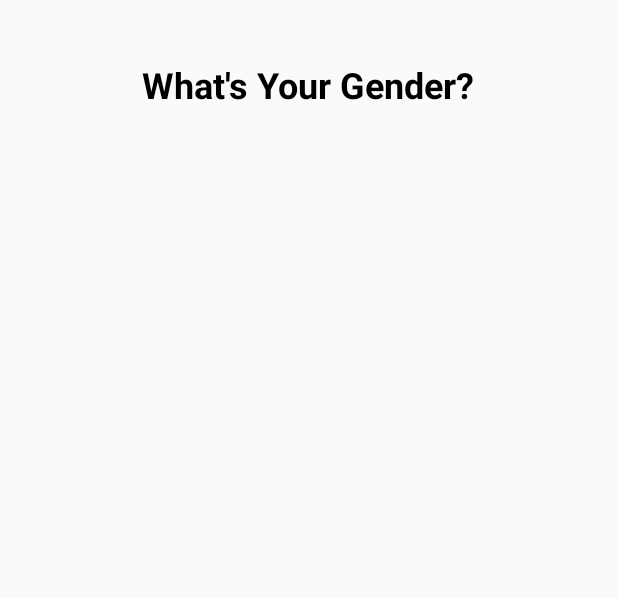
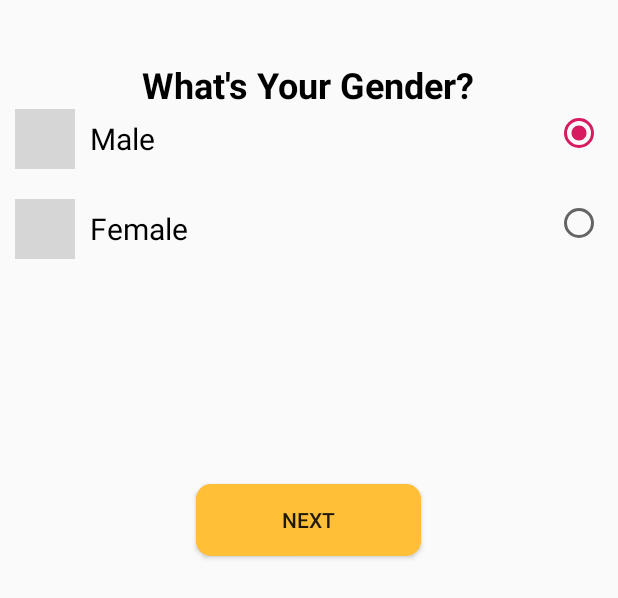
Before and after one commit to osamabutt1097/SeekhLoo, an Android app: the layout signup_frag_gender.xml on its own in the app's theme, with its tools: preview values and no code run, on a phone screen of 412 x 824 dp. Shown: the top 598 px of the screen. Run offline under Robolectric (Android 15) with nearby library versions, the light colour scheme and no system bars; grey boxes are pictures that could not be loaded.

Commit message:
signup xml with xml layout except email password birthday and gender :D

```diff
--- a/app/src/main/res/layout/signup_frag_gender.xml
+++ b/app/src/main/res/layout/signup_frag_gender.xml
@@ -11,8 +11,89 @@
         android:layout_gravity="center"
         android:layout_marginTop="40dp"
         android:textSize="24dp"
-        android:textStyle="bold"
+        android:textStyle   ="bold"
         android:textColor="@color/black"/>
 
+<LinearLayout
+    android:layout_width="match_parent"
+    android:layout_height="wrap_content"
+    android:layout_marginLeft="10dp"
+    android:layout_marginRight="10dp"
+    android:orientation="vertical">
+    <RadioGroup
+        android:id="@+id/radioSex"
+        android:layout_width="match_parent"
+        android:layout_height="wrap_content" >
 
+        <RelativeLayout
+            android:layout_width="match_parent"
+            android:layout_height="match_parent">
+
+            <ImageView
+                android:layout_width="40dp"
+                android:layout_height="40dp"
+                android:src="@drawable/male" />
+
+            <TextView
+                android:layout_width="wrap_content"
+                android:layout_height="wrap_content"
+                android:layout_marginLeft="50dp"
+                android:layout_marginTop="6dp"
+                android:text="Male"
+                android:textColor="@color/black"
+                android:textSize="20dp" />
+
+            <RadioButton
+                android:id="@+id/radioMale"
+                android:layout_width="wrap_content"
+                android:layout_height="wrap_content"
+                android:layout_alignParentRight="true"
+                android:checked="true"
+
+                />
+
+        </RelativeLayout>
+
+        <RelativeLayout
+    android:layout_width="match_parent"
+    android:layout_height="match_parent"
+            android:layout_marginTop="20dp">
+    <ImageView
+        android:layout_width="40dp"
+        android:layout_height="40dp"
+        android:src="@drawable/female"
+        />
+    <TextView
+        android:layout_width="wrap_content"
+        android:layout_height="wrap_content"
+        android:text="Female"
+        android:textSize="20dp"
+        android:textColor="@color/black"
+        android:layout_marginLeft="50dp"
+        android:layout_gravity="center"
+        android:layout_marginTop="6dp"
+        />
+
+    <RadioButton
+        android:id="@+id/radioFemale"
+        android:layout_width="wrap_content"
+        android:layout_height="wrap_content"
+        android:layout_alignParentRight="true"
+
+        />
+
+</RelativeLayout>
+
+
+    </RadioGroup>
 </LinearLayout>
+
+    <Button
+        android:layout_width="150dp"
+        android:layout_height="wrap_content"
+        android:layout_gravity="center"
+        android:text="Next"
+        android:background="@drawable/roundedbutton"
+        android:layout_margin="150dp"
+        />
+</LinearLayout>
```
Also changed, not shown: app/src/main/res/layout/signup_frag_email.xml (+38 -0 lines), app/src/main/res/layout/signup_frag_password.xml (+38 -0 lines).
